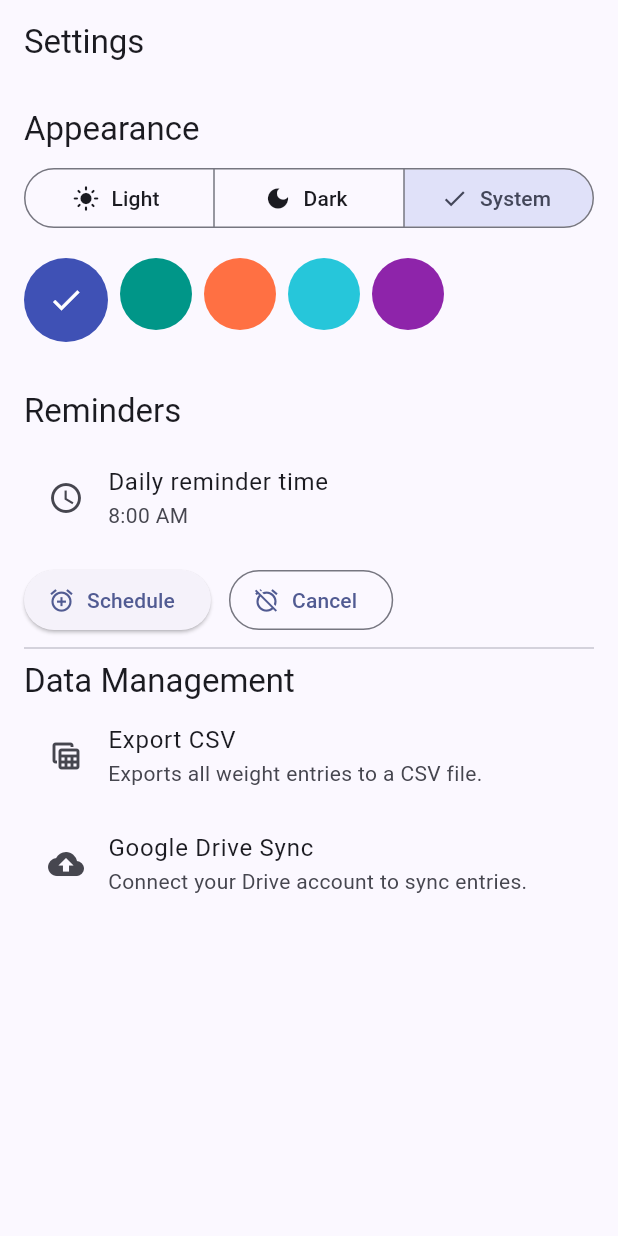
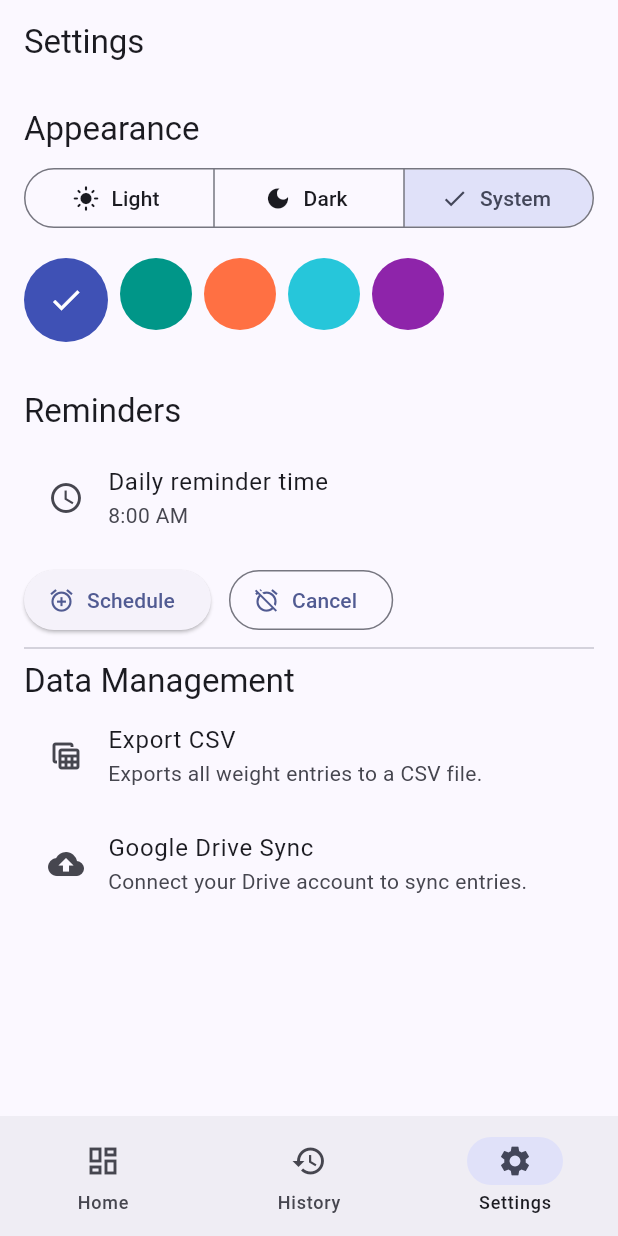
Before and after one commit to shibbys/codex-pilot, a Flutter app: the SettingsPage screen opened by its route, on a phone screen of 412 x 824 dp. Run offline on Flutter 3.47's test engine with Material 3 defaults, Android fonts, the light colour scheme and no system bars; our stand-ins replace drift, flutter_local_notifications, flutter_riverpod, go_router, permission_handler, shared_preferences and 1 more; accounts and stored records are empty; generated files the repository leaves out were written again.

Commit message:
UI: add bottom navigation (Home/History/Settings) and settings action; add FAB to log weight; wire GoRouter navigation

```diff
--- a/app/lib/features/settings/presentation/settings_page.dart
+++ b/app/lib/features/settings/presentation/settings_page.dart
@@ -1,5 +1,6 @@
 import 'package:flutter/material.dart';
 import 'package:flutter_riverpod/flutter_riverpod.dart';
+import 'package:go_router/go_router.dart';
 
 import '../../../core/theme/app_theme.dart';
 import '../../../core/theme/theme_controller.dart';
@@ -33,6 +34,11 @@ class _SettingsPageState extends ConsumerState<SettingsPage> {
   @override
   Widget build(BuildContext context) {
     final themeSettingsAsync = ref.watch(themeControllerProvider);
+
+    final location = GoRouter.of(context).location;
+    int currentIndex = 2;
+    if (location.startsWith('/dashboard')) currentIndex = 0;
+    if (location.startsWith('/history')) currentIndex = 1;
 
     return Scaffold(
       appBar: AppBar(title: const Text('Settings')),
@@ -151,6 +157,27 @@ class _SettingsPageState extends ConsumerState<SettingsPage> {
         loading: () => const Center(child: CircularProgressIndicator()),
         error: (error, stackTrace) => Center(child: Text('Failed to load settings: $error')),
       ),
+      bottomNavigationBar: NavigationBar(
+        selectedIndex: currentIndex,
+        onDestinationSelected: (index) {
+          switch (index) {
+            case 0:
+              context.go('/dashboard');
+              break;
+            case 1:
+              context.go('/history');
+              break;
+            case 2:
+              context.go('/settings');
+              break;
+          }
+        },
+        destinations: const [
+          NavigationDestination(icon: Icon(Icons.dashboard_outlined), selectedIcon: Icon(Icons.dashboard), label: 'Home'),
+          NavigationDestination(icon: Icon(Icons.history_outlined), selectedIcon: Icon(Icons.history), label: 'History'),
+          NavigationDestination(icon: Icon(Icons.settings_outlined), selectedIcon: Icon(Icons.settings), label: 'Settings'),
+        ],
+      ),
     );
   }
 }
```
Also changed, not shown: app/lib/features/dashboard/presentation/dashboard_page.dart (+45 -1 lines), app/lib/features/history/presentation/history_page.dart (+29 -0 lines).
